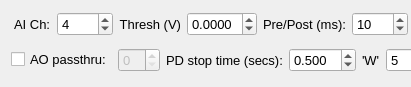
First picture: the form in AcqPDParams.ui, repository acorver/SpikeGL, before the edit.
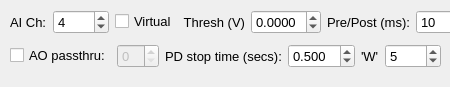
Second picture: the form after the edit.

Commit message: added 'virtual' checkbox for pd/ai triggering

Diff of the .ui file:
```diff
--- a/AcqPDParams.ui
+++ b/AcqPDParams.ui
@@ -6,7 +6,7 @@
    <rect>
     <x>0</x>
     <y>0</y>
-    <width>411</width>
+    <width>450</width>
     <height>87</height>
    </rect>
   </property>
@@ -22,9 +22,9 @@
   <widget class="QWidget" name="layoutWidget">
    <property name="geometry">
     <rect>
-     <x>11</x>
-     <y>44</y>
-     <width>435</width>
+     <x>10</x>
+     <y>40</y>
+     <width>431</width>
      <height>32</height>
     </rect>
    </property>
@@ -166,10 +166,10 @@
   <widget class="QWidget" name="layoutWidget">
    <property name="geometry">
     <rect>
-     <x>14</x>
-     <y>12</y>
-     <width>391</width>
-     <height>27</height>
+     <x>10</x>
+     <y>10</y>
+     <width>431</width>
+     <height>31</height>
     </rect>
    </property>
    <property name="font">
@@ -178,7 +178,7 @@
      <pointsize>10</pointsize>
     </font>
    </property>
-   <layout class="QHBoxLayout" name="horizontalLayout" stretch="0,0,0,0,0,0">
+   <layout class="QHBoxLayout" name="horizontalLayout" stretch="0,0,0,0,0,0,0">
     <property name="sizeConstraint">
      <enum>QLayout::SetFixedSize</enum>
     </property>
@@ -217,6 +217,16 @@
       </property>
      </widget>
     </item>
+    <item>
+     <widget class="QCheckBox" name="virtualChk">
+      <property name="toolTip">
+       <string>&lt;html&gt;&lt;head/&gt;&lt;body&gt;&lt;p&gt;If checked, and if using a MUX/INTAN acquisition mode, the AI channel number specified to the left is interpreted as a &amp;quot;virtual&amp;quot; or demuxed AI channel (aka &amp;quot;electrode&amp;quot;). &lt;/p&gt;&lt;p&gt;If unchecked, then the channel number specified is interpreted as a physical AI channel (outside of the set of MUXed channels). &lt;/p&gt;&lt;p&gt;This checkbox has no effect if using a &amp;quot;Straight&amp;quot; acquisition mode that isn't multiplexed.&lt;/p&gt;&lt;p&gt;&lt;br/&gt;&lt;/p&gt;&lt;/body&gt;&lt;/html&gt;</string>
+      </property>
+      <property name="text">
+       <string>Virtual</string>
+      </property>
+     </widget>
+    </item>
     <item>
      <widget class="QLabel" name="pdAIThreshLabel">
       <property name="font">
```
Left out of the diff: 4 changed lines with no effect on the pictures. The commit also changes 8 other files.
